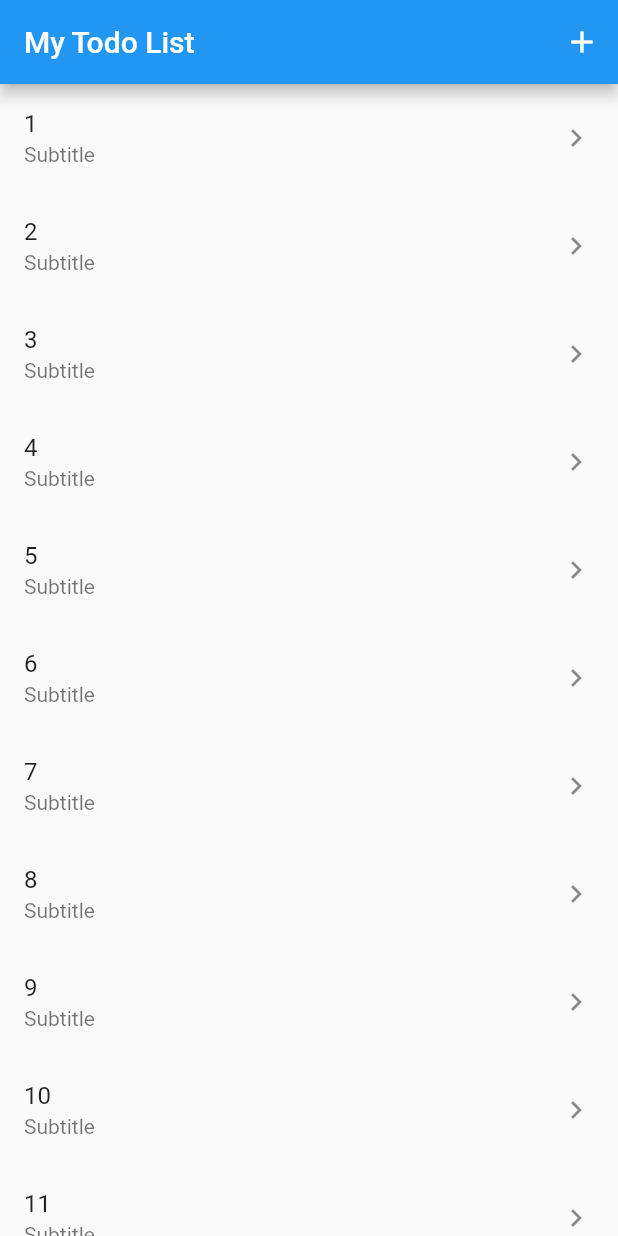
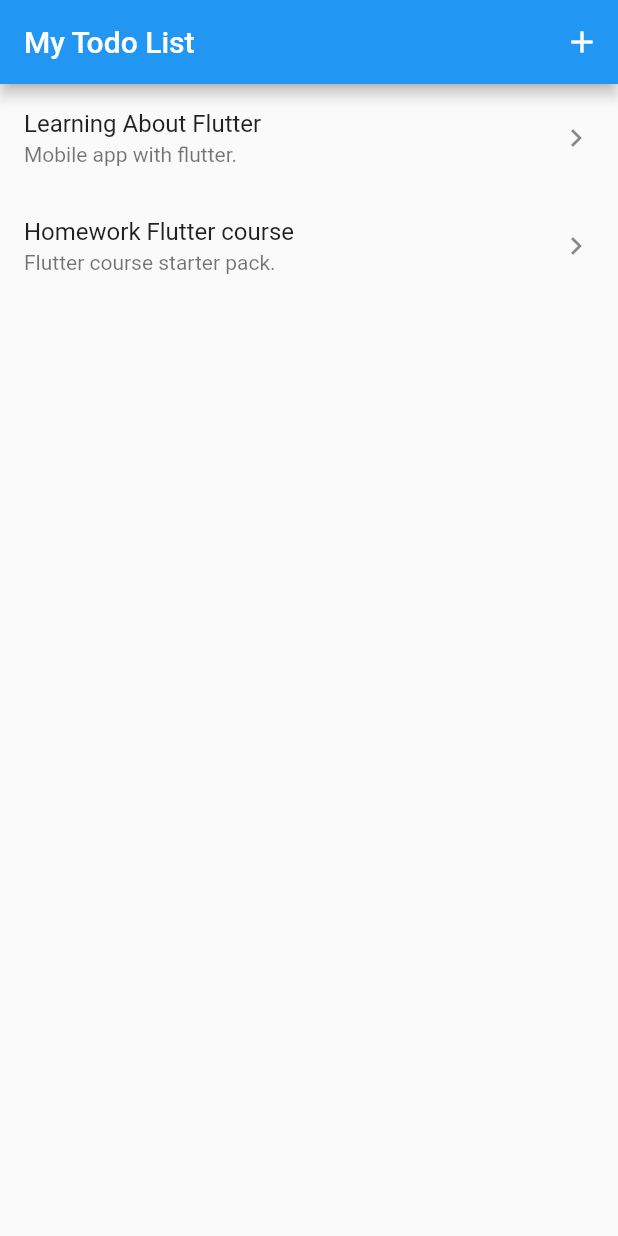
Before and after one commit to PattaraponLertratananont/flutter-starter-pack, a Flutter app: the screen it shows after launch, on a phone screen of 412 x 824 dp. Run offline on Flutter 3.47's test engine with Material 2 defaults, Android fonts, the phone set to English and light mode, and no system bars.

Commit message:
pass todo to render in todo item

```diff
--- a/lib/screens/home.dart
+++ b/lib/screens/home.dart
@@ -4,8 +4,24 @@ import 'package:my_app/screens/add_todo.dart';
 import '../models/todo.dart';
 import '../widgets/todo_list.dart';
 
-class HomeScreen extends StatelessWidget {
+class HomeScreen extends StatefulWidget {
   const HomeScreen({Key? key}) : super(key: key);
+
+  @override
+  State<HomeScreen> createState() => _HomeScreenState();
+}
+
+class _HomeScreenState extends State<HomeScreen> {
+  List<TodoModel> todoList = [
+    TodoModel(
+      title: "Learning About Flutter",
+      description: "Mobile app with flutter.",
+    ),
+    TodoModel(
+      title: "Homework Flutter course",
+      description: "Flutter course starter pack.",
+    ),
+  ];
 
   @override
   Widget build(BuildContext context) {
@@ -18,7 +34,7 @@ class HomeScreen extends StatelessWidget {
             onPressed: () {
               Navigator.pushNamed(context, AddTodoScreen.routeName).then(
                 (value) {
-                  if(value == null) return;
+                  if (value == null) return;
                   value as TodoModel;
                   print(value.title);
                   print(value.description);
@@ -28,7 +44,7 @@ class HomeScreen extends StatelessWidget {
           ),
         ],
       ),
-      body: TodoList(),
+      body: TodoList(todoList: todoList),
     );
   }
 }
--- a/lib/widgets/todo_item.dart
+++ b/lib/widgets/todo_item.dart
@@ -1,29 +1,25 @@
 import 'package:flutter/material.dart';
+import 'package:my_app/models/todo.dart';
 import 'package:my_app/screens/detail.dart';
 
 class TodoItem extends StatelessWidget {
-  final int index;
+  final TodoModel todo;
   const TodoItem({
     Key? key,
-    required this.index,
+    required this.todo,
   }) : super(key: key);
 
   @override
   Widget build(BuildContext context) {
-    var title = "${index + 1}";
     return ListTile(
-      title: Text(title),
-      subtitle: Text("Subtitle"),
+      title: Text(todo.title),
+      subtitle: Text(todo.description),
       trailing: Icon(Icons.chevron_right),
       onTap: () {
         Navigator.pushNamed(
           context,
           DetailScreen.routeName,
-          arguments: DetailScreenArguments(title: title),
-        ).then(
-          (value) {
-            print("TodoItem title is ${value}");
-          },
+          arguments: DetailScreenArguments(title: todo.title),
         );
       },
     );
--- a/lib/widgets/todo_list.dart
+++ b/lib/widgets/todo_list.dart
@@ -1,19 +1,19 @@
 import 'package:flutter/material.dart';
+import 'package:my_app/models/todo.dart';
 
 import 'todo_item.dart';
 
 class TodoList extends StatelessWidget {
-  const TodoList({
-    Key? key,
-  }) : super(key: key);
+  final List<TodoModel> todoList;
+  const TodoList({Key? key, required this.todoList}) : super(key: key);
 
   @override
   Widget build(BuildContext context) {
     return ListView.builder(
       physics: BouncingScrollPhysics(),
-      itemCount: 15,
+      itemCount: todoList.length,
       itemBuilder: (context, index) {
-        return TodoItem(index: index);
+        return TodoItem(todo: todoList[index]);
       },
     );
   }
```
